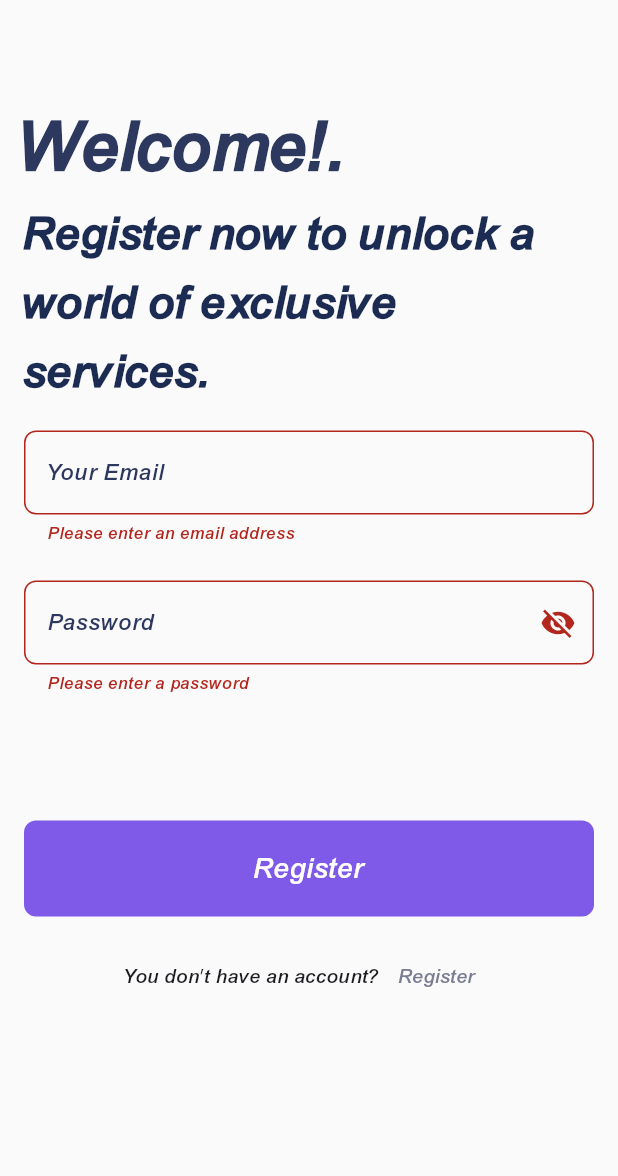
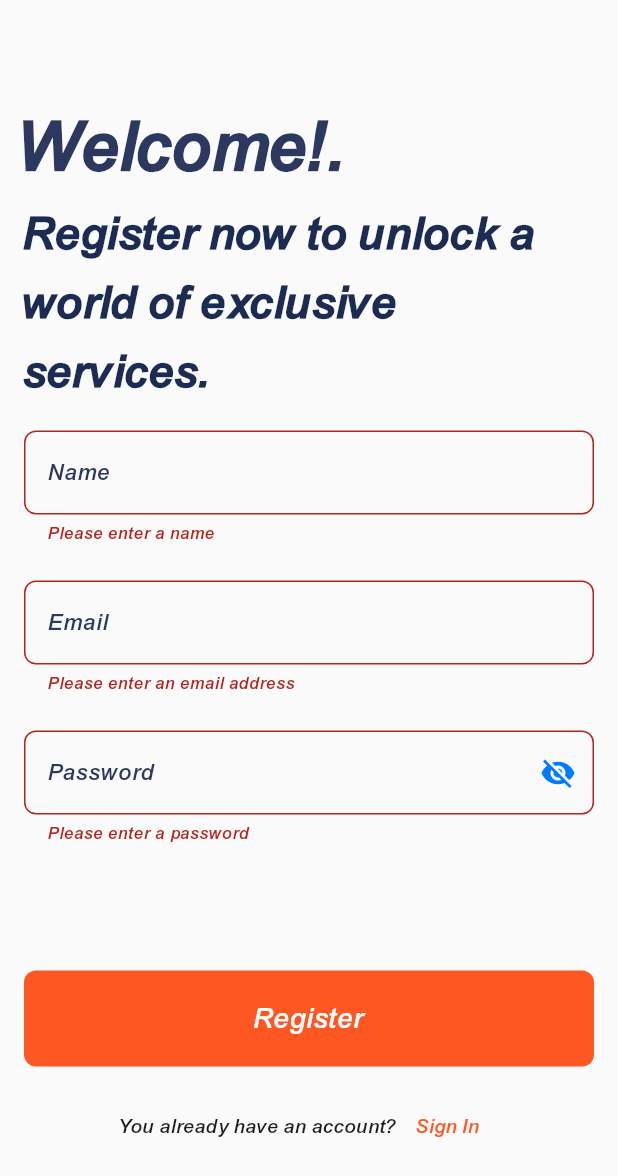
Before and after one commit to Mohamed-Husien/register_form, a Flutter app: the screen it shows after launch, after a tap on "Register", on a phone screen of 412 x 824 dp. Shown: the top 1176 px of the screen. Run offline on Flutter 3.47's test engine with Material 3 defaults, Android fonts, the phone set to English and light mode, and no system bars; our stand-ins replace bloc, firebase_auth, firebase_core, flutter_bloc; accounts and stored records are empty.

Commit message:
some simple refactor and add validate name function

```diff
--- /dev/null
+++ b/devtools_options.yaml
@@ -0,0 +1,3 @@
+description: This file stores settings for Dart & Flutter DevTools.
+documentation: https://docs.flutter.dev/tools/devtools/extensions#configure-extension-enablement-states
+extensions:
--- /dev/null
+++ b/lib/helpers/validate_name.dart
@@ -0,0 +1,14 @@
+String? validateName(String? value) {
+  if (value == null || value.trim().isEmpty) {
+    return 'Please enter a name';
+  }
+
+  // Regular expression to allow letters, spaces, and basic name characters
+  final nameRegex = RegExp(r'^[a-zA-Z\s]+$');
+
+  if (!nameRegex.hasMatch(value)) {
+    return 'Please enter a valid name (letters and spaces only)';
+  }
+
+  return null; // Return null if the validation passes
+}
--- a/lib/views/widgets/custom_button.dart
+++ b/lib/views/widgets/custom_button.dart
@@ -21,7 +21,7 @@ class CustomButton extends StatelessWidget {
         height: 64,
         width: width,
         decoration: BoxDecoration(
-          color: const Color(0xff7F59E7),
+          color: const Color(0xffFF5722),
           borderRadius: BorderRadius.circular(8),
         ),
         child: Center(
--- a/lib/views/widgets/custom_text_form_field.dart
+++ b/lib/views/widgets/custom_text_form_field.dart
@@ -29,7 +29,7 @@ class CustomTextFormField extends StatelessWidget {
       onSaved: onSaved,
       validator: validator,
       maxLines: maxLines,
-      cursorColor: const Color(0xffA2A8B7),
+      cursorColor: const Color(0xff007BFF),
       style: const TextStyle(
         color: Colors.black, // <-- Change text color to white
       ),
--- a/lib/views/widgets/cutom_text_buttom.dart
+++ b/lib/views/widgets/cutom_text_buttom.dart
@@ -18,7 +18,7 @@ class CustomTextButton extends StatelessWidget {
         child: Text(
           text,
           style: const TextStyle(
-            color: Color(0xff7A7C91),
+            color: Color(0xffFF5722),
           ),
         ));
   }
--- a/lib/views/widgets/register_part.dart
+++ b/lib/views/widgets/register_part.dart
@@ -1,5 +1,6 @@
 import 'package:flutter/material.dart';
 import 'package:register_app/helpers/validate_email.dart';
+import 'package:register_app/helpers/validate_name.dart';
 import 'package:register_app/helpers/validate_password.dart';
 import 'package:register_app/views/widgets/custom_button.dart';
 import 'package:register_app/views/widgets/custom_text_form_field.dart';
@@ -16,7 +17,7 @@ class _RegisterPartState extends State<RegisterPart> {
   bool isSecurePassword = true;
   final GlobalKey<FormState> formKey = GlobalKey();
   AutovalidateMode autovalidateMode = AutovalidateMode.disabled;
-  String? password, email;
+  String? password, email, name;
   @override
   Widget build(BuildContext context) {
     return Padding(
@@ -32,8 +33,16 @@ class _RegisterPartState extends State<RegisterPart> {
               onChanged: (value) {
                 email = value;
               },
+              validator: (value) => validateName(value),
+              hint: 'Name',
+            ),
+            const SizedBox(height: 24),
+            CustomTextFormField(
+              onChanged: (value) {
+                email = value;
+              },
               validator: (value) => validateEmail(value),
-              hint: 'Your Email',
+              hint: 'Email',
             ),
             const SizedBox(height: 24),
             //---------------------------------------------
@@ -66,7 +75,7 @@ class _RegisterPartState extends State<RegisterPart> {
             Row(
               mainAxisAlignment: MainAxisAlignment.center,
               children: [
-                const Text("You don't have an account?"),
+                const Text("You already have an account?"),
                 CustomTextButton(
                   onPressed: () {
                     // Navigator.push(
@@ -78,7 +87,7 @@ class _RegisterPartState extends State<RegisterPart> {
                     //   )),
                     // );
                   },
-                  text: "Register",
+                  text: "Sign In",
                 ),
                 const SizedBox(
                   height: 8,
@@ -99,10 +108,13 @@ class _RegisterPartState extends State<RegisterPart> {
         });
       },
       icon: isSecurePassword
-          ? const Icon(Icons.visibility_off)
+          ? const Icon(
+              Icons.visibility_off,
+              color: Color(0xff007BFF),
+            )
           : const Icon(
               Icons.visibility,
-              color: Colors.grey,
+              color: Color(0xff007BFF),
             ),
     );
   }
```
Also changed, not shown: pubspec.yaml (+6 -3 lines), pubspec.lock, 1 other file.
